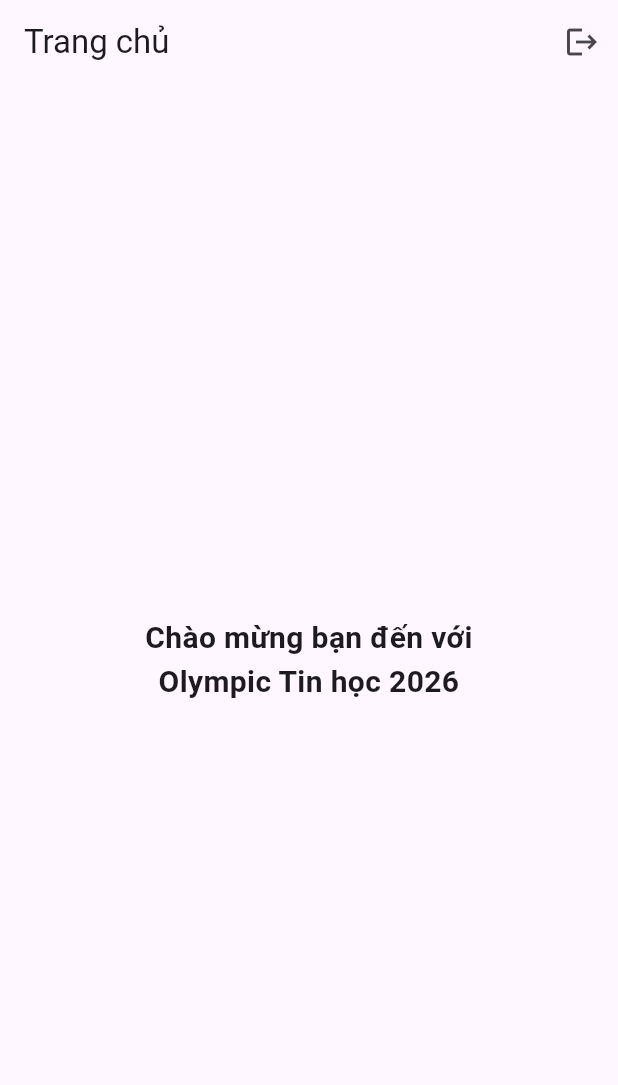
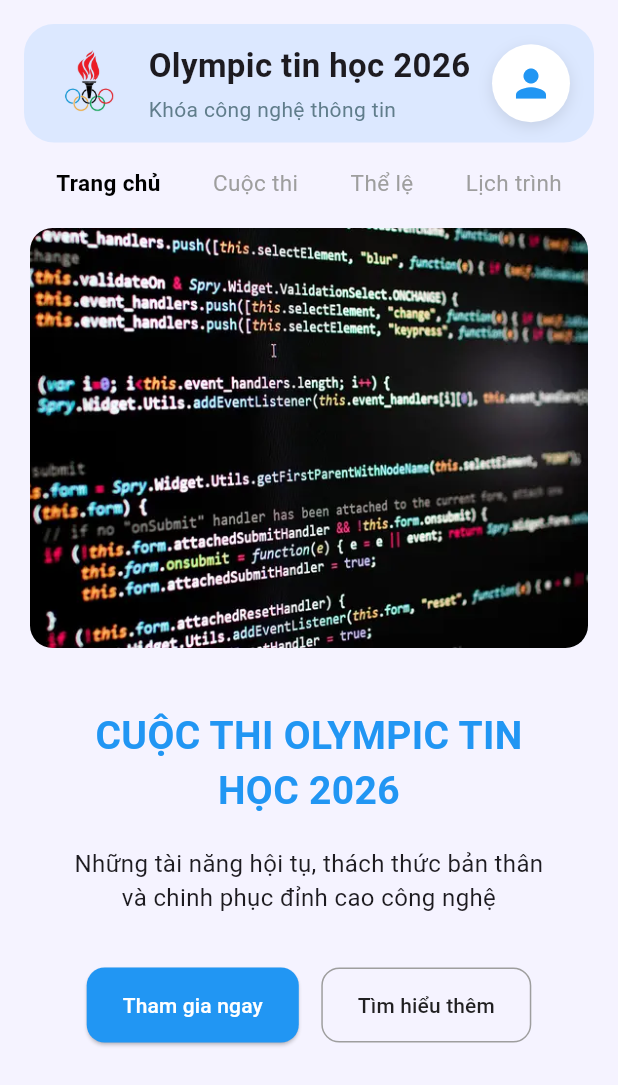
Before and after one commit to kahtarn16/olympic-it-2026, a Flutter app: the HomeScreen screen opened directly, on a phone screen of 412 x 824 dp. Shown: the top 1085 px of the screen. Run offline on Flutter 3.47's test engine with Material 3 defaults, Android fonts, the phone set to English and light mode, and no system bars; our stand-ins replace chewie, flutter_bloc, flutter_secure_storage, image_picker, shared_preferences, video_player; missing offline and left inert: flutter_windowmanager_v2, root_checker_plus; accounts and stored records are empty; network calls fail.

Commit message:
feat(UI): add home screen and profile screen UI

```diff
--- a/frontend/olympic_it_project/lib/features/home/pressentation/screens/home_screen.dart
+++ b/frontend/olympic_it_project/lib/features/home/pressentation/screens/home_screen.dart
@@ -1,47 +1,220 @@
 import 'package:flutter/material.dart';
+import 'package:olympic_it_project/features/home/pressentation/profile_screen.dart';
 import 'package:shared_preferences/shared_preferences.dart';
 import 'package:olympic_it_project/features/auth/presentation/screens/login_screen.dart';
 
-class HomeScreen extends StatefulWidget {
+class HomeScreen extends StatelessWidget {
   const HomeScreen({super.key});
-
-  @override
-  State<HomeScreen> createState() => _HomeScreenState();
-}
-
-class _HomeScreenState extends State<HomeScreen> {
-
-  Future<void> _logout() async {
-    final prefs = await SharedPreferences.getInstance();
-    await prefs.remove('saved_email');
-
-    if (!mounted) return;
-
-    Navigator.pushReplacement(
-      context,
-      MaterialPageRoute(builder: (_) => const LoginScreen())
-    );
-  }
 
   @override
   Widget build(BuildContext context) {
     return Scaffold(
-      appBar: AppBar(
-        title: const Text("Trang chủ"),
-        actions: [
-          IconButton(
-            icon: const Icon(Icons.logout),
-            onPressed: _logout,
-          )
-        ],
-      ),
-      body: const Center(
-        child: Text(
-          "Chào mừng bạn đến với\nOlympic Tin học 2026",
-          textAlign: TextAlign.center,
-          style: TextStyle(fontSize: 20, fontWeight: FontWeight.bold),
+      backgroundColor: const Color(0xFFF5F3FF),
+      body: SafeArea(
+        child: SingleChildScrollView(
+          child: Column(
+            children: [
+              _buildHeader(context),
+              _buildMenu(),
+              _buildBanner(),
+              _buildContestInfo(),
+            ],
+          ),
         ),
       ),
     );
   }
+
+  Widget _buildHeader(BuildContext context) {
+    return Container(
+      margin: const EdgeInsets.all(16),
+      padding: const EdgeInsets.symmetric(horizontal: 16, vertical: 12),
+      decoration: BoxDecoration(
+        color: const Color(0xFFDCE8FF),
+        borderRadius: BorderRadius.circular(20),
+      ),
+      child: Row(
+        children: [
+          Image.asset(
+            "assets/images/logo_1.png",
+            width: 55,
+            height: 55,
+          ),
+          const SizedBox(width: 12),
+
+          const Expanded(
+            child: Column(
+              crossAxisAlignment: CrossAxisAlignment.start,
+              children: [
+                Text(
+                  "Olympic tin học 2026",
+                  style: TextStyle(
+                    fontSize: 22,
+                    fontWeight: FontWeight.bold,
+                  ),
+                ),
+                SizedBox(height: 4),
+                Text(
+                  "Khóa công nghệ thông tin",
+                  style: TextStyle(
+                    color: Colors.blueGrey,
+                    fontSize: 14,
+                  ),
+                ),
+              ],
+            ),
+          ),
+
+          InkWell(
+            borderRadius: BorderRadius.circular(30),
+           onTap: () {
+          Navigator.push(
+           context,
+          MaterialPageRoute(
+          builder: (context) => const ProfileScreen(),
+            ),
+           );
+           },
+            child: Container(
+              width: 52,
+              height: 52,
+              decoration: BoxDecoration(
+                color: Colors.white,
+                shape: BoxShape.circle,
+                boxShadow: [
+                  BoxShadow(
+                    color: Colors.black.withOpacity(0.1),
+                    blurRadius: 8,
+                    offset: const Offset(0, 3),
+                  ),
+                ],
+              ),
+              child: const Icon(
+                Icons.person,
+                color: Colors.blue,
+                size: 30,
+              ),
+            ),
+          ),
+        ],
+      ),
+    );
+  }
+
+  Widget _buildMenu() {
+    return Padding(
+      padding: const EdgeInsets.symmetric(horizontal: 20),
+      child: Row(
+        mainAxisAlignment: MainAxisAlignment.spaceAround,
+        children: const [
+          _MenuItem(title: "Trang chủ", selected: true),
+          _MenuItem(title: "Cuộc thi"),
+          _MenuItem(title: "Thể lệ"),
+          _MenuItem(title: "Lịch trình"),
+        ],
+      ),
+    );
+  }
+
+  Widget _buildBanner() {
+    return Container(
+      margin: const EdgeInsets.all(20),
+      height: 280,
+      decoration: BoxDecoration(
+        borderRadius: BorderRadius.circular(15),
+        image: const DecorationImage(
+          image: AssetImage("assets/images/banner_home.png"),
+          fit: BoxFit.cover,
+        ),
+      ),
+    );
+  }
+
+  Widget _buildContestInfo() {
+    return Container(
+      margin: const EdgeInsets.symmetric(horizontal: 20),
+      padding: const EdgeInsets.all(20),
+      child: Column(
+        children: [
+          const Text(
+            "CUỘC THI OLYMPIC TIN HỌC 2026",
+            textAlign: TextAlign.center,
+            style: TextStyle(
+              color: Colors.blue,
+              fontSize: 26,
+              fontWeight: FontWeight.bold,
+            ),
+          ),
+          const SizedBox(height: 18),
+          const Text(
+            "Những tài năng hội tụ, thách thức bản thân và chinh phục đỉnh cao công nghệ",
+            textAlign: TextAlign.center,
+            style: TextStyle(fontSize: 16),
+          ),
+          const SizedBox(height: 35),
+          Row(
+            mainAxisAlignment: MainAxisAlignment.center,
+            children: [
+              ElevatedButton(
+                onPressed: () {
+                  // TODO: Call API đăng ký
+                },
+                style: ElevatedButton.styleFrom(
+                  backgroundColor: Colors.blue,
+                  minimumSize: const Size(140, 50),
+                  shape: RoundedRectangleBorder(
+                    borderRadius: BorderRadius.circular(12),
+                  ),
+                ),
+                child: const Text(
+                  "Tham gia ngay",
+                  style: TextStyle(color: Colors.white),
+                ),
+              ),
+              const SizedBox(width: 15),
+              OutlinedButton(
+                onPressed: () {
+                  // TODO: Điều hướng chi tiết
+                },
+                style: OutlinedButton.styleFrom(
+                  minimumSize: const Size(140, 50),
+                  side: const BorderSide(color: Colors.grey),
+                  shape: RoundedRectangleBorder(
+                    borderRadius: BorderRadius.circular(12),
+                  ),
+                ),
+                child: const Text(
+                  "Tìm hiểu thêm",
+                  style: TextStyle(color: Colors.black87),
+                ),
+              ),
+            ],
+          ),
+          const SizedBox(height: 40),
+        ],
+      ),
+    );
+  }
 }
+
+class _MenuItem extends StatelessWidget {
+  final String title;
+  final bool selected;
+
+  const _MenuItem({
+    required this.title,
+    this.selected = false,
+  });
+
+  @override
+  Widget build(BuildContext context) {
+    return Text(
+      title,
+      style: TextStyle(
+        fontSize: 15,
+        fontWeight: selected ? FontWeight.bold : FontWeight.normal,
+        color: selected ? Colors.black : Colors.grey,
+      ),
+    );
+  }
+}
```
Also changed, not shown: frontend/olympic_it_project/lib/features/home/pressentation/profile_screen.dart (added, +196 -0 lines), frontend/olympic_it_project/assets/images/banner_home.png (added), frontend/olympic_it_project/assets/images/logo_1.png (added), frontend/olympic_it_project/assets/images/logo_olympic.png (added).
